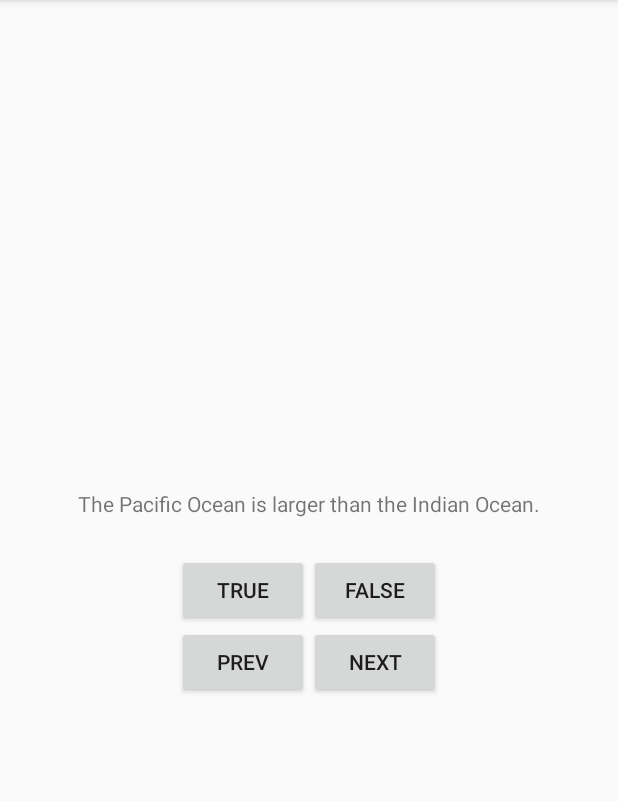
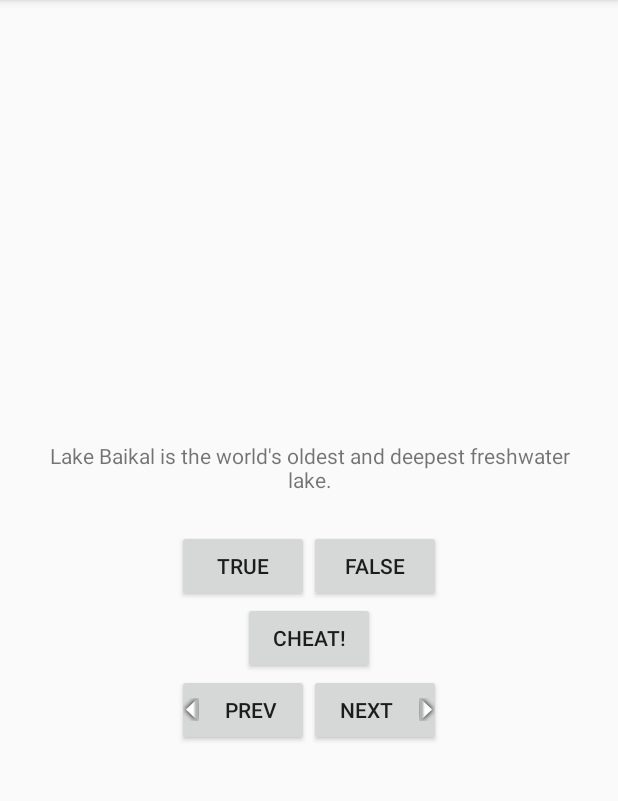
Before and after one commit to boblablaw/GeoQuiz, an Android app: the screen it shows after launch (QuizActivity), in the options menu, after a tap on "Settings", on a phone screen of 412 x 824 dp, the part 84-885 px from its top. Run offline under Robolectric (Android 15) with nearby library versions, the phone set to English and light mode, and no system bars.

Commit message:
End of chapter 5 commit

```diff
--- a/app/src/main/AndroidManifest.xml
+++ b/app/src/main/AndroidManifest.xml
@@ -16,6 +16,9 @@
                 <category android:name="android.intent.category.LAUNCHER" />
             </intent-filter>
         </activity>
+        <activity
+            android:name=".CheatActivity"
+            android:label="@string/app_name" />
     </application>
 
 </manifest>
--- a/app/src/main/java/com/bignerdranch/android/geoquiz/QuizActivity.java
+++ b/app/src/main/java/com/bignerdranch/android/geoquiz/QuizActivity.java
@@ -1,5 +1,6 @@
 package com.bignerdranch.android.geoquiz;
 
+import android.content.Intent;
 import android.os.Bundle;
 import android.support.v7.app.ActionBarActivity;
 import android.util.Log;
@@ -13,11 +14,14 @@ import android.widget.Toast;
 public class QuizActivity extends ActionBarActivity {
     private static final String TAG = QuizActivity.class.getSimpleName();
     private static final String KEY_INDEX = "index";
+    public static final String EXTRA_ANSWER_IS_TRUE =
+            "com.bignerdranch.android.geoquiz.answer_is_true";
 
     private Button mTrueButton;
     private Button mFalseButton;
     private Button mNextButton;
     private Button mPrevButton;
+    private Button mCheatButton;
 
     private TextView mQuestionTextView;
 
@@ -31,6 +35,8 @@ public class QuizActivity extends ActionBarActivity {
 
     private int mCurrentIndex = 0;
 
+    private boolean mIsCheater;
+
     private void updateQuestion() {
         //Log.d(TAG, "Updating question text for question #: " + mCurrentIndex, new Exception());
         mQuestionTextView.setText(mQuestionBank[mCurrentIndex].getQuestion());
@@ -41,14 +47,16 @@ public class QuizActivity extends ActionBarActivity {
 
         int messageResId;
 
-        if (userPressedTrue == answerIsTrue) {
-            messageResId = R.string.correct_toast;
+        if (mIsCheater) {
+            messageResId = R.string.judgment_toast;
         } else {
-            messageResId = R.string.incorrect_toast;
+            if (userPressedTrue == answerIsTrue) {
+                messageResId = R.string.correct_toast;
+            } else {
+                messageResId = R.string.incorrect_toast;
+            }
         }
-
-        Toast.makeText(this, messageResId, Toast.LENGTH_SHORT)
-                .show();
+        Toast.makeText(this, messageResId, Toast.LENGTH_SHORT).show();
     }
 
     @Override
@@ -82,11 +90,23 @@ public class QuizActivity extends ActionBarActivity {
             }
         });
 
+        mCheatButton = (Button) findViewById(R.id.cheat_button);
+        mCheatButton.setOnClickListener(new View.OnClickListener() {
+            @Override
+            public void onClick(View v) {
+                Intent i = new Intent(QuizActivity.this, CheatActivity.class);
+                boolean answerIsTrue = mQuestionBank[mCurrentIndex].isTrueQuestion();
+                i.putExtra(EXTRA_ANSWER_IS_TRUE,answerIsTrue);
+                startActivityForResult(i, 0);
+            }
+        });
+
         mNextButton = (Button) findViewById(R.id.next_button);
         mNextButton.setOnClickListener(new View.OnClickListener() {
             @Override
             public void onClick(View v) {
                 mCurrentIndex = (mCurrentIndex + 1) % mQuestionBank.length;
+                mIsCheater = false;
                 updateQuestion();
             }
         });
@@ -96,6 +116,7 @@ public class QuizActivity extends ActionBarActivity {
             @Override
             public void onClick(View v) {
                 mCurrentIndex = ((mCurrentIndex - 1) % mQuestionBank.length + mQuestionBank.length) % mQuestionBank.length;
+                mIsCheater = false;
                 updateQuestion();
             }
         });
@@ -123,6 +144,16 @@ public class QuizActivity extends ActionBarActivity {
     }
 
     @Override
+    protected void onActivityResult(int requestCode, int resultCode, Intent data) {
+        super.onActivityResult(requestCode, resultCode, data);
+
+        if (data == null) {
+            return;
+        }
+        mIsCheater = data.getBooleanExtra(CheatActivity.EXTRA_ANSWER_SHOWN, false);
+    }
+
+    @Override
     public boolean onOptionsItemSelected(MenuItem item) {
         // Handle action bar item clicks here. The action bar will
         // automatically handle clicks on the Home/Up button, so long
--- a/app/src/main/res/layout-land/activity_quiz.xml
+++ b/app/src/main/res/layout-land/activity_quiz.xml
@@ -27,17 +27,26 @@
             android:text="@string/false_button"
             android:id="@+id/false_button"/>
     </LinearLayout>
-
+    <Button
+        android:id="@+id/cheat_button"
+        android:layout_width="wrap_content"
+        android:layout_height="wrap_content"
+        android:layout_gravity="bottom|center"
+        android:text="@string/cheat_button"/>
     <Button
         android:layout_width="wrap_content"
         android:layout_height="wrap_content"
         android:layout_gravity="bottom|start"
         android:text="@string/prev_button"
+        android:drawableLeft="@mipmap/arrow_left"
+        android:padding="4dp"
         android:id="@+id/prev_button"/>
     <Button
         android:layout_width="wrap_content"
         android:layout_height="wrap_content"
         android:layout_gravity="bottom|end"
         android:text="@string/next_button"
+        android:drawableRight="@mipmap/arrow_right"
+        android:padding="4dp"
         android:id="@+id/next_button"/>
 </merge>
--- a/app/src/main/res/layout/activity_quiz.xml
+++ b/app/src/main/res/layout/activity_quiz.xml
@@ -10,6 +10,7 @@
         android:padding="24dp"
         android:layout_width="wrap_content"
         android:layout_height="wrap_content"
+        android:gravity="center_horizontal"
         android:id="@+id/question_text_view"/>
     <LinearLayout
         android:layout_width="wrap_content"
@@ -27,6 +28,11 @@
             android:text="@string/false_button"
             android:id="@+id/false_button"/>
     </LinearLayout>
+    <Button
+        android:id="@+id/cheat_button"
+        android:layout_width="wrap_content"
+        android:layout_height="wrap_content"
+        android:text="@string/cheat_button"/>
     <LinearLayout
         android:layout_width="wrap_content"
         android:layout_height="wrap_content"
@@ -36,11 +42,15 @@
             android:layout_width="wrap_content"
             android:layout_height="wrap_content"
             android:text="@string/prev_button"
+            android:drawableLeft="@mipmap/arrow_left"
+            android:padding="4dp"
             android:id="@+id/prev_button"/>
         <Button
             android:layout_width="wrap_content"
             android:layout_height="wrap_content"
             android:text="@string/next_button"
+            android:drawableRight="@mipmap/arrow_right"
+            android:padding="4dp"
             android:id="@+id/next_button"/>
     </LinearLayout>
 </LinearLayout>
--- a/app/src/main/res/values/strings.xml
+++ b/app/src/main/res/values/strings.xml
@@ -6,11 +6,15 @@
     <string name="question_text">Constantinople is the largest city in Turkey</string>
     <string name="correct_toast">Correct!</string>
     <string name="incorrect_toast">Incorrect!</string>
+    <string name="prev_button">Prev</string>
     <string name="next_button">Next</string>
     <string name="question_oceans">The Pacific Ocean is larger than the Indian Ocean.</string>
     <string name="question_mideast">The Suez Canal connects the Red Sea and the Indian Ocean.</string>
     <string name="question_africa">The source of the Nile River is in Egypt.</string>
     <string name="question_americas">The Amazon River is the longest river in the Americas.</string>
     <string name="question_asia">Lake Baikal is the world\'s oldest and deepest freshwater lake.</string>
-    <string name="prev_button">Prev</string>
+    <string name="cheat_button">Cheat!</string>
+    <string name="warning_text">Are you sure you want to do this?</string>
+    <string name="show_answer_button">Show Answer</string>
+    <string name="judgment_toast">Cheating is wrong</string>
 </resources>
```
Also changed, not shown: app/src/main/java/com/bignerdranch/android/geoquiz/CheatActivity.java (added, +50 -0 lines), app/src/main/res/layout/activity_cheat.xml (added, +22 -0 lines), app/src/main/res/mipmap-hdpi/arrow_left.png (added), app/src/main/res/mipmap-hdpi/arrow_right.png (added), app/src/main/res/mipmap-mdpi/arrow_left.png (added), app/src/main/res/mipmap-mdpi/arrow_right.png (added), app/src/main/res/mipmap-xhdpi/arrow_left.png (added), app/src/main/res/mipmap-xhdpi/arrow_right.png (added).
